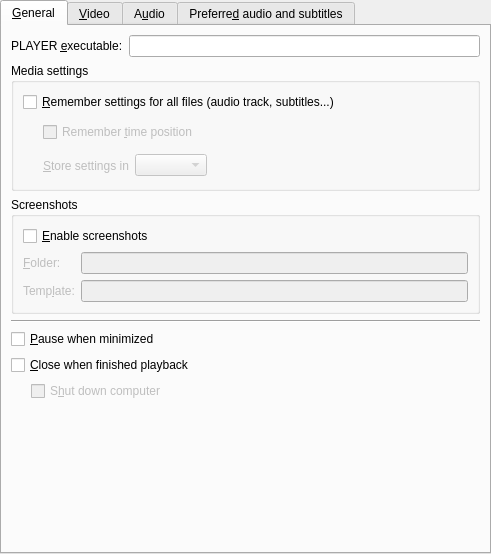
smplayer-dev/smplayer, file src/prefgeneral.ui: the form before one commit.
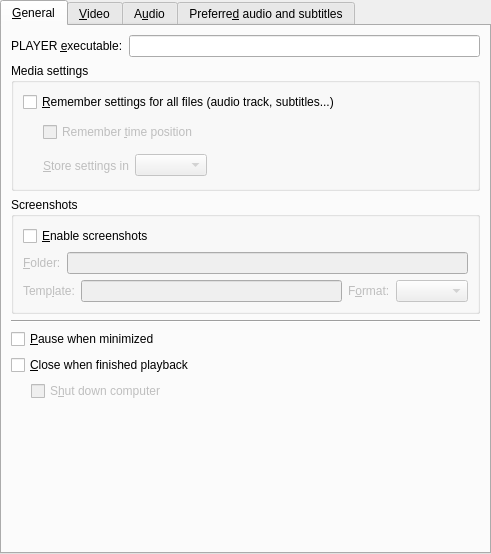
The form after the commit. Custom widgets are drawn as their Qt base class.

Commit message: Add new option in Preferences -> General to select the image format for screenshots. Only works with mpv.

Patch:
```diff
--- a/src/prefgeneral.ui
+++ b/src/prefgeneral.ui
@@ -141,15 +141,17 @@
          <property name="title">
           <string>Screenshots</string>
          </property>
-         <layout class="QGridLayout">
-          <item row="0" column="0" colspan="2">
+         <layout class="QVBoxLayout" name="verticalLayout_3">
+          <item>
            <widget class="QCheckBox" name="use_screenshots_check">
             <property name="text">
              <string>&amp;Enable screenshots</string>
             </property>
            </widget>
           </item>
-          <item row="1" column="0">
+          <item>
+           <layout class="QHBoxLayout" name="horizontalLayout_4">
+            <item>
            <widget class="QLabel" name="screenshots_dir_label">
             <property name="enabled">
              <bool>false</bool>
@@ -165,14 +167,18 @@
             </property>
            </widget>
           </item>
-          <item row="1" column="1">
+            <item>
            <widget class="FileChooser" name="screenshot_edit">
             <property name="enabled">
              <bool>false</bool>
             </property>
            </widget>
           </item>
-          <item row="2" column="0">
+           </layout>
+          </item>
+          <item>
+           <layout class="QHBoxLayout" name="horizontalLayout_3">
+            <item>
            <widget class="QLabel" name="screenshot_template_label">
             <property name="enabled">
              <bool>false</bool>
@@ -185,13 +191,35 @@
             </property>
            </widget>
           </item>
-          <item row="2" column="1">
+            <item>
            <widget class="QLineEdit" name="screenshot_template_edit">
             <property name="enabled">
              <bool>false</bool>
             </property>
            </widget>
           </item>
+            <item>
+             <widget class="QLabel" name="screenshot_format_label">
+              <property name="enabled">
+               <bool>false</bool>
+              </property>
+              <property name="text">
+               <string>F&amp;ormat:</string>
+              </property>
+              <property name="buddy">
+               <cstring>screenshot_format_combo</cstring>
+              </property>
+             </widget>
+            </item>
+            <item>
+             <widget class="QComboBox" name="screenshot_format_combo">
+              <property name="enabled">
+               <bool>false</bool>
+              </property>
+             </widget>
+            </item>
+           </layout>
+          </item>
          </layout>
         </widget>
        </item>
```
Left out of the diff: 33 changed lines with no effect on the pictures. Lines whose indentation alone changed are shown as unchanged. The commit also changes 2 other files.
